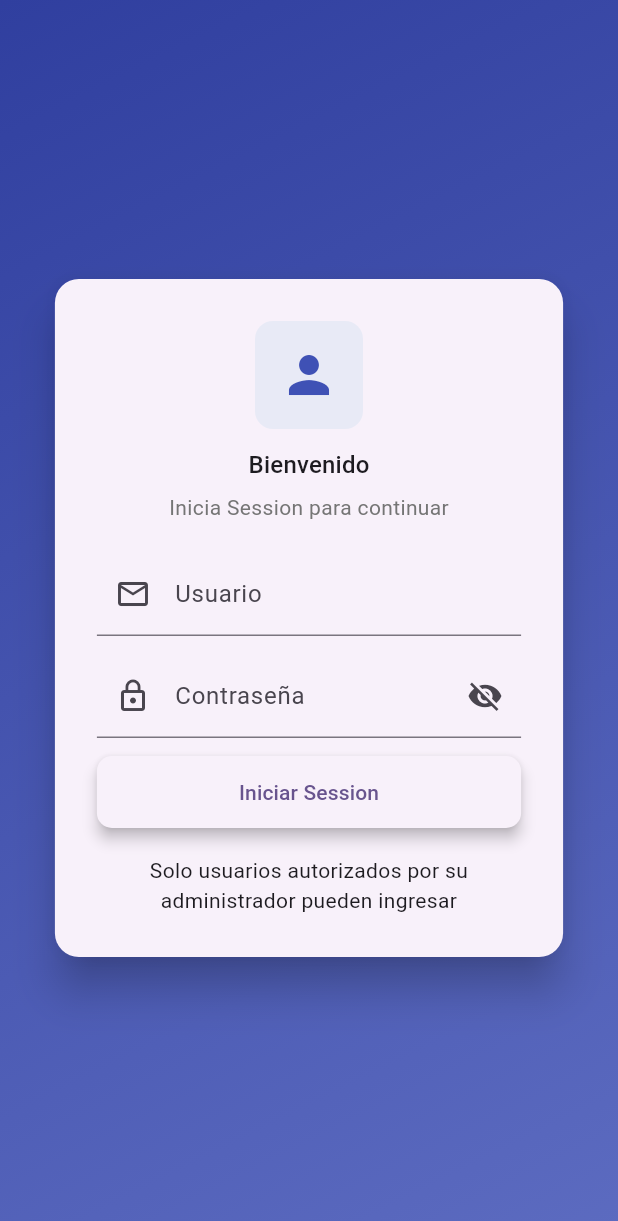
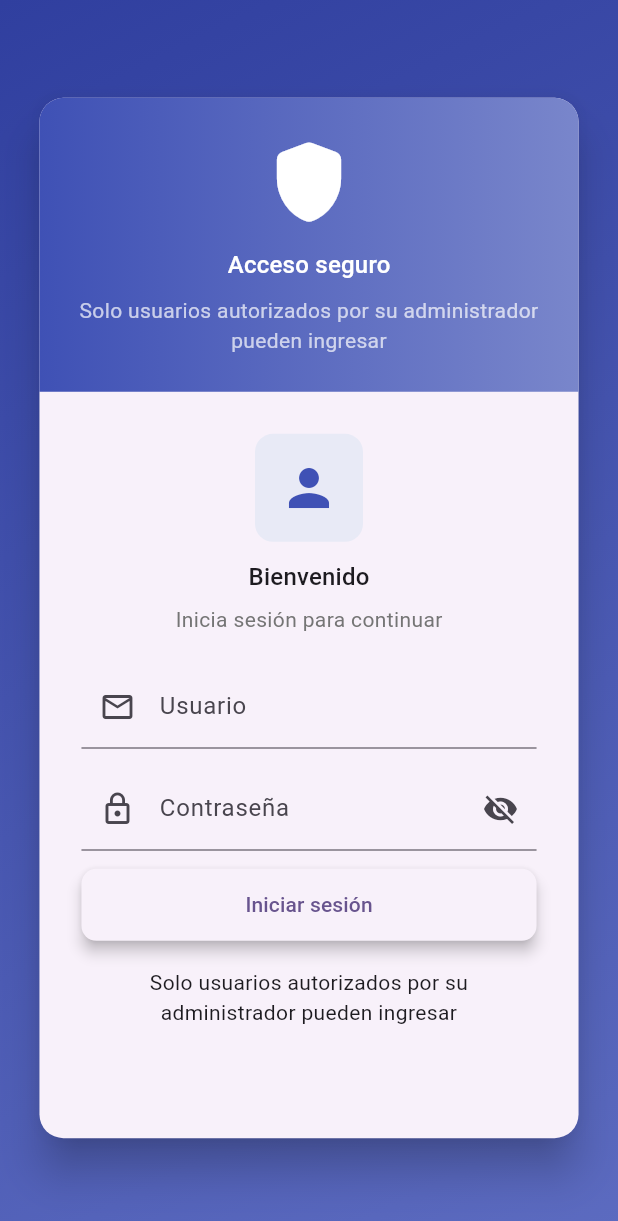
Before and after one commit to Angel10Loo/beer_sale, a Flutter app: the screen it shows after launch, on a phone screen of 412 x 824 dp. Shown: the top 1221 px of the screen. Run offline on Flutter 3.47's test engine with Material 3 defaults, Android fonts, the light colour scheme and no system bars; our stand-ins replace carousel_slider, cloud_firestore, firebase_core, multi_dropdown, persistent_bottom_nav_bar; accounts and stored records are empty.

Commit message:
new changes

```diff
--- a/lib/screens/login/login_screen.dart
+++ b/lib/screens/login/login_screen.dart
@@ -1,16 +1,12 @@
+// lib/screens/login/login_screen.dart
+import 'dart:math';
 import 'package:flutter/material.dart';
 
 typedef AuthCallback = Future<bool> Function(String email, String password);
 
 class LoginScreen extends StatefulWidget {
-  /// Called when the user submits the form.
-  /// Should return true if authentication succeeded.
   final AuthCallback onLogin;
-
-  /// Called after a successful login. Optional.
   final VoidCallback? onSuccess;
-
-  /// Optional callback for "Forgot password".
   final VoidCallback? onForgotPassword;
 
   const LoginScreen({
@@ -32,7 +28,6 @@ class _LoginScreenState extends State<LoginScreen> {
   bool _obscurePassword = true;
   bool _loading = false;
 
-
   @override
   void dispose() {
     _emailController.dispose();
@@ -41,12 +36,12 @@ class _LoginScreenState extends State<LoginScreen> {
   }
 
   String? _validateEmail(String? value) {
-    if (value == null || value.trim().isEmpty) return 'Ingresa tu Usuario';
+    if (value == null || value.trim().isEmpty) return 'Ingresa tu usuario';
     return null;
   }
 
   String? _validatePassword(String? value) {
-    if (value == null || value.isEmpty) return 'Ingresa tu Contraseña';
+    if (value == null || value.isEmpty) return 'Ingresa tu contraseña';
     return null;
   }
 
@@ -56,57 +51,27 @@ class _LoginScreenState extends State<LoginScreen> {
     try {
       final email = _emailController.text.trim().toLowerCase();
       final password = _passwordController.text;
-
       final success = await widget.onLogin(email, password);
 
       if (success) {
-        if (widget.onSuccess != null) widget.onSuccess!();
+        widget.onSuccess?.call();
       } else {
         ScaffoldMessenger.of(context).showSnackBar(
-          const SnackBar(content: Text('Contraseña o Usuario Invalido')),
+          const SnackBar(content: Text('Usuario o contraseña inválidos')),
         );
       }
     } catch (e) {
       ScaffoldMessenger.of(context).showSnackBar(
-        SnackBar(content: Text('Login error: ${e.toString()}')),
+        SnackBar(content: Text('Error de inicio de sesión: ${e.toString()}')),
       );
     } finally {
       if (mounted) setState(() => _loading = false);
     }
   }
 
-  @override
-  Widget build(BuildContext context) {
-    final theme = Theme.of(context);
-    final cardWidth = MediaQuery.of(context).size.width * 0.9;
-    final isWide = MediaQuery.of(context).size.width >= 800;
-
-    return Scaffold(
-      body: SafeArea(
-        child: Container(
-          width: double.infinity,
-          decoration: BoxDecoration(
-            gradient: LinearGradient(
-              colors: [Colors.indigo.shade700, Colors.indigo.shade400],
-              begin: Alignment.topLeft,
-              end: Alignment.bottomRight,
-            ),
-          ),
-          child: Center(
-            child: ConstrainedBox(
-              constraints: BoxConstraints(maxWidth: isWide ? 900 : cardWidth),
-              child: Card(
-                elevation: 12,
-                shape: RoundedRectangleBorder(
-                    borderRadius: BorderRadius.circular(16)),
-                margin: const EdgeInsets.symmetric(horizontal: 16, vertical: 24),
-                child: Row(
-                  mainAxisSize: MainAxisSize.min,
-                  children: [
-                    if (isWide)
-                      Expanded(
-                        flex: 5,
-                        child: Container(
+  // Left info panel (keeps simple content)
+  Widget _infoPanel(ThemeData theme) {
+    return Container(
       padding: const EdgeInsets.all(32),
       decoration: BoxDecoration(
         gradient: LinearGradient(
@@ -120,33 +85,27 @@ class _LoginScreenState extends State<LoginScreen> {
       child: Column(
         mainAxisAlignment: MainAxisAlignment.center,
         children: [
-                              const Icon(Icons.shield_rounded,
-                                  size: 72, color: Colors.white),
+          const Icon(Icons.shield_rounded, size: 72, color: Colors.white),
           const SizedBox(height: 16),
-                              Text('Secure access',
-                                  style: theme.textTheme.titleMedium!
-                                      .copyWith(color: Colors.white)),
+          Text('Acceso seguro',
+              style: theme.textTheme.titleMedium!.copyWith(color: Colors.white)),
           const SizedBox(height: 8),
           Text(
-                                'Solo usuario autorizados por su administrador pueden ingresar',
+            'Solo usuarios autorizados por su administrador pueden ingresar',
             textAlign: TextAlign.center,
-                                style: theme.textTheme.bodyMedium!
-                                    .copyWith(color: Colors.white70),
-                              )
+            style: theme.textTheme.bodyMedium!.copyWith(color: Colors.white70),
+          ),
         ],
       ),
-                        ),
-                      ),
+    );
+  }
 
-                    Expanded(
-                      flex: 7,
-                      child: Padding(
-                        padding: const EdgeInsets.symmetric(
-                            horizontal: 28, vertical: 28),
+  // Right form panel — returns a widget that is safe to put inside a scroll view
+  Widget _formContent(ThemeData theme) {
+    return Padding(
+      padding: const EdgeInsets.all(28),
       child: Column(
-                          mainAxisSize: MainAxisSize.min,
-                          children: [
-                            Column(
+        mainAxisSize: MainAxisSize.min, // important: don't force max height here
         children: [
           Container(
             width: 72,
@@ -158,17 +117,13 @@ class _LoginScreenState extends State<LoginScreen> {
             child: const Icon(Icons.person, size: 40, color: Colors.indigo),
           ),
           const SizedBox(height: 12),
-                                Text('Bienvenido',
-                                    style: theme.textTheme.titleMedium),
+          Text('Bienvenido', style: theme.textTheme.titleMedium),
           const SizedBox(height: 6),
-                                Text('Inicia Session para continuar',
-                                    style: theme.textTheme.bodyMedium!
-                                        .copyWith(color: Colors.grey[600])),
-                              ],
-                            ),
-
+          Text('Inicia sesión para continuar',
+              style: theme.textTheme.bodyMedium!.copyWith(color: Colors.grey[600])),
           const SizedBox(height: 20),
 
+          // Form
           Form(
             key: _formKey,
             child: Column(
@@ -192,20 +147,16 @@ class _LoginScreenState extends State<LoginScreen> {
                     labelText: 'Contraseña',
                     prefixIcon: const Icon(Icons.lock_outline),
                     suffixIcon: IconButton(
-                                        icon: Icon(_obscurePassword
-                                            ? Icons.visibility_off
-                                            : Icons.visibility),
-                                        onPressed: () => setState(() =>
-                                            _obscurePassword = !_obscurePassword),
+                      icon: Icon(
+                          _obscurePassword ? Icons.visibility_off : Icons.visibility),
+                      onPressed: () =>
+                          setState(() => _obscurePassword = !_obscurePassword),
                     ),
                   ),
                   validator: _validatePassword,
                   onFieldSubmitted: (_) => _submit(),
                 ),
-
                 const SizedBox(height: 12),
-
-
                 SizedBox(
                   width: double.infinity,
                   height: 48,
@@ -214,27 +165,26 @@ class _LoginScreenState extends State<LoginScreen> {
                     style: ElevatedButton.styleFrom(
                       elevation: 4,
                       shape: RoundedRectangleBorder(
-                                            borderRadius:
-                                                BorderRadius.circular(10)),
+                        borderRadius: BorderRadius.circular(10),
+                      ),
                     ),
                     child: _loading
-                                          ? const Row(
-                                              mainAxisAlignment:
-                                                  MainAxisAlignment.center,
+                        ? Row(
+                            mainAxisAlignment: MainAxisAlignment.center,
                             children: const [
                               SizedBox(
                                 width: 18,
                                 height: 18,
-                                                    child:
-                                                        CircularProgressIndicator(
+                                child: CircularProgressIndicator(
                                   strokeWidth: 2.2,
                                   color: Colors.white,
-                                                    )),
+                                ),
+                              ),
                               SizedBox(width: 12),
-                                                Text('Signing in...'),
+                              Text('Iniciando...'),
                             ],
                           )
-                                          : const Text('Iniciar Session'),
+                        : const Text('Iniciar sesión'),
                   ),
                 ),
               ],
@@ -242,7 +192,6 @@ class _LoginScreenState extends State<LoginScreen> {
           ),
 
           const SizedBox(height: 18),
-
           Text(
             'Solo usuarios autorizados por su administrador pueden ingresar',
             textAlign: TextAlign.center,
@@ -250,9 +199,101 @@ class _LoginScreenState extends State<LoginScreen> {
           ),
         ],
       ),
+    );
+  }
+
+  @override
+  Widget build(BuildContext context) {
+    final theme = Theme.of(context);
+    final media = MediaQuery.of(context);
+    final screenWidth = media.size.width;
+    final screenHeight = media.size.height - media.padding.vertical;
+    final isWide = screenWidth >= 800;
+
+    // Limit card height to 90% of available height but not more than a reasonable cap
+    final double cardMaxHeight = min(screenHeight * 0.90, 780);
+
+    final double cardMaxWidth = isWide ? 900 : screenWidth * 0.95;
+
+    return Scaffold(
+      body: SafeArea(
+        child: Container(
+          width: double.infinity,
+          decoration: BoxDecoration(
+            gradient: LinearGradient(
+              colors: [Colors.indigo.shade700, Colors.indigo.shade400],
+              begin: Alignment.topLeft,
+              end: Alignment.bottomRight,
+            ),
+          ),
+          child: Center(
+            child: SizedBox(
+              width: cardMaxWidth,
+              // critical: cap the height so the card can scroll inside
+              height: cardMaxHeight,
+              child: Card(
+                elevation: 12,
+                shape: RoundedRectangleBorder(borderRadius: BorderRadius.circular(16)),
+                margin: const EdgeInsets.symmetric(horizontal: 16, vertical: 24),
+                child: isWide
+                    ? Row(
+                        children: [
+                          // left panel (fixed fraction)
+                          Flexible(
+                            flex: 5,
+                            child: _infoPanel(theme),
+                          ),
+
+                          // right panel: allow internal scrolling if content taller than available
+                          Flexible(
+                            flex: 7,
+                            child: SingleChildScrollView(
+                              // ensure scrolling when needed
+                              padding: EdgeInsets.zero,
+                              child: _formContent(theme),
                             ),
                           ),
                         ],
+                      )
+                    : // narrow layout: stack vertically and allow scrolling
+                    SingleChildScrollView(
+                        child: Column(
+                          mainAxisSize: MainAxisSize.min,
+                          children: [
+                            // show info panel first (no Expanded here)
+                            Container(
+                              width: double.infinity,
+                              padding: const EdgeInsets.all(24),
+                              decoration: BoxDecoration(
+                                borderRadius: const BorderRadius.only(
+                                  topLeft: Radius.circular(16),
+                                  topRight: Radius.circular(16),
+                                ),
+                                gradient: LinearGradient(
+                                  colors: [Colors.indigo.shade500, Colors.indigo.shade300],
+                                ),
+                              ),
+                              child: Column(
+                                mainAxisAlignment: MainAxisAlignment.center,
+                                children: [
+                                  const Icon(Icons.shield_rounded, size: 64, color: Colors.white),
+                                  const SizedBox(height: 12),
+                                  Text('Acceso seguro',
+                                      style: theme.textTheme.titleMedium!.copyWith(color: Colors.white)),
+                                  const SizedBox(height: 8),
+                                  Text(
+                                    'Solo usuarios autorizados por su administrador pueden ingresar',
+                                    textAlign: TextAlign.center,
+                                    style: theme.textTheme.bodyMedium!.copyWith(color: Colors.white70),
+                                  ),
+                                ],
+                              ),
+                            ),
+
+                            // form content
+                            _formContent(theme),
+                          ],
+                        ),
                       ),
               ),
             ),
```
Also changed, not shown: lib/shared/product_list_widget.dart (+231 -196 lines). Lines whose indentation alone changed are shown as unchanged.
